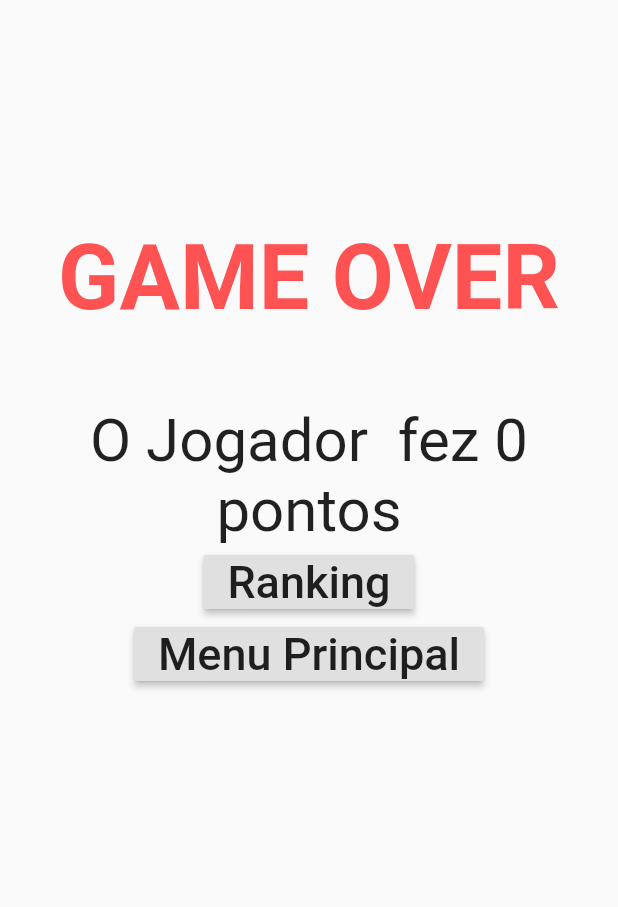
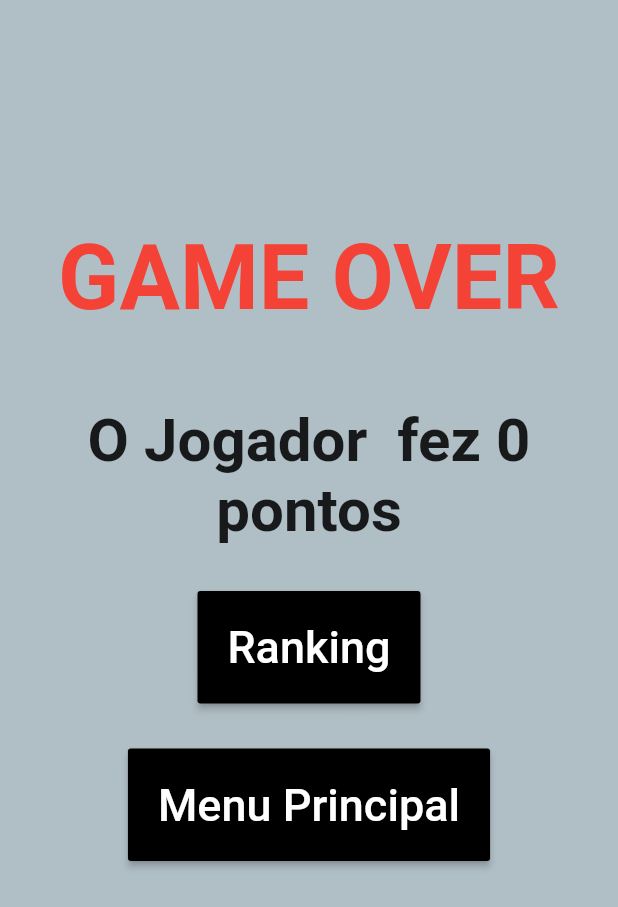
Before and after one commit to Anderson-Bernardes/Quizz-Fluter, a Flutter app: the TelaGameOver screen opened directly with empty values, on a phone screen of 412 x 824 dp. Shown: the top 907 px of the screen. Run offline on Flutter 3.47's test engine with Material 2 defaults, Android fonts, the phone set to English and light mode, and no system bars; our stand-ins replace audioplayers; missing offline and left inert: audio_stream_player.

Commit message:
Varias mudanças no design

```diff
--- a/lib/ui/tela_game_over.dart
+++ b/lib/ui/tela_game_over.dart
@@ -22,6 +22,7 @@ class _TelaGameOverState extends State<TelaGameOver> {
   Widget build(BuildContext context) {
     return Scaffold(
       body: Center(child: Container(
+        color: Colors.blueGrey[200],
         padding: EdgeInsets.only(top: 150),
         child: Column(
           children: <Widget>[
@@ -29,7 +30,7 @@ class _TelaGameOverState extends State<TelaGameOver> {
             style: TextStyle(
               fontSize: 60,
               fontWeight: FontWeight.bold,
-              color: Colors.redAccent
+              color: Colors.red
             ),
             ),
             SizedBox(
@@ -40,9 +41,13 @@ class _TelaGameOverState extends State<TelaGameOver> {
               textAlign: TextAlign.center,
               style: TextStyle(
                 fontSize: 40,
+                fontWeight: FontWeight.bold
               ),
             ),
+            SizedBox(height: 30,),
             RaisedButton(
+              padding: EdgeInsets.all(20),
+              color: Colors.black,
               onPressed: (){
                 print("indo pra o ranking");
                 _getSearch();
@@ -50,16 +55,19 @@ class _TelaGameOverState extends State<TelaGameOver> {
               },
               child: Text(
                 "Ranking",
-                style: TextStyle(fontSize: 30),
+                style: TextStyle(fontSize: 30, color: Colors.white),
               ),
             ),
+            SizedBox(height: 30,),
             RaisedButton(
+              padding: EdgeInsets.all(20),
+              color: Colors.black,
               onPressed: (){
                 _getSearch();
                 Navigator.pushReplacement(context, MaterialPageRoute(builder: (contexto) => TelaInicial()));
               },
               child: Text("Menu Principal",
-                style: TextStyle(fontSize: 30),
+                style: TextStyle(fontSize: 30, color: Colors.white),
               ),
             ),
 
--- a/lib/ui/tela_inicial.dart
+++ b/lib/ui/tela_inicial.dart
@@ -9,9 +9,9 @@ class TelaInicial extends StatelessWidget {
   Widget build(BuildContext context) {
     return Scaffold(
       body: Center(
-        child: Padding(
-          padding: const EdgeInsets.only(top: 150),
           child: Container(
+            color: Colors.blueGrey[200],
+     padding: EdgeInsets.only(top: 150),
      child: Column(
            children: <Widget>[
 
@@ -53,7 +53,7 @@ class TelaInicial extends StatelessWidget {
            ],
      ),
     ),
-        ),
+
       )
     );
   }
```
Also changed, not shown: lib/ui/tela_editar.dart (+26 -12 lines), lib/ui/tela_jogo.dart (+7 -3 lines).
